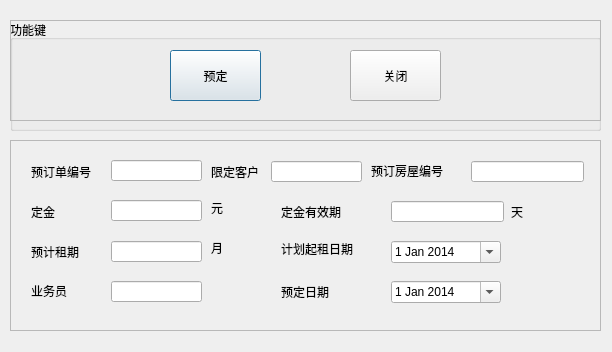
First picture: the form in bookrentals.ui, repository angeiv/house, before the edit.
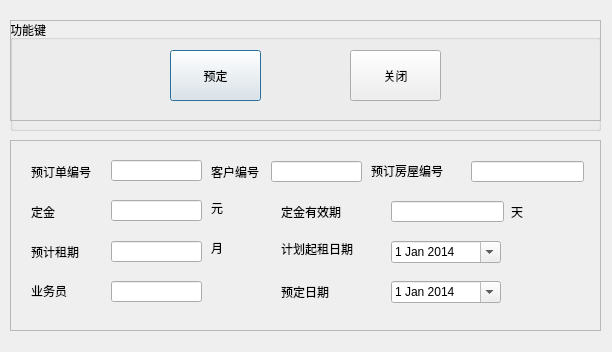
Second picture: the form after the edit.

What changed in the file:
```diff
--- a/bookrentals.ui
+++ b/bookrentals.ui
@@ -166,7 +166,7 @@
       </rect>
      </property>
      <property name="text">
-      <string>限定客户</string>
+      <string>客户编号</string>
      </property>
     </widget>
     <widget class="QLabel" name="label_6">
```
